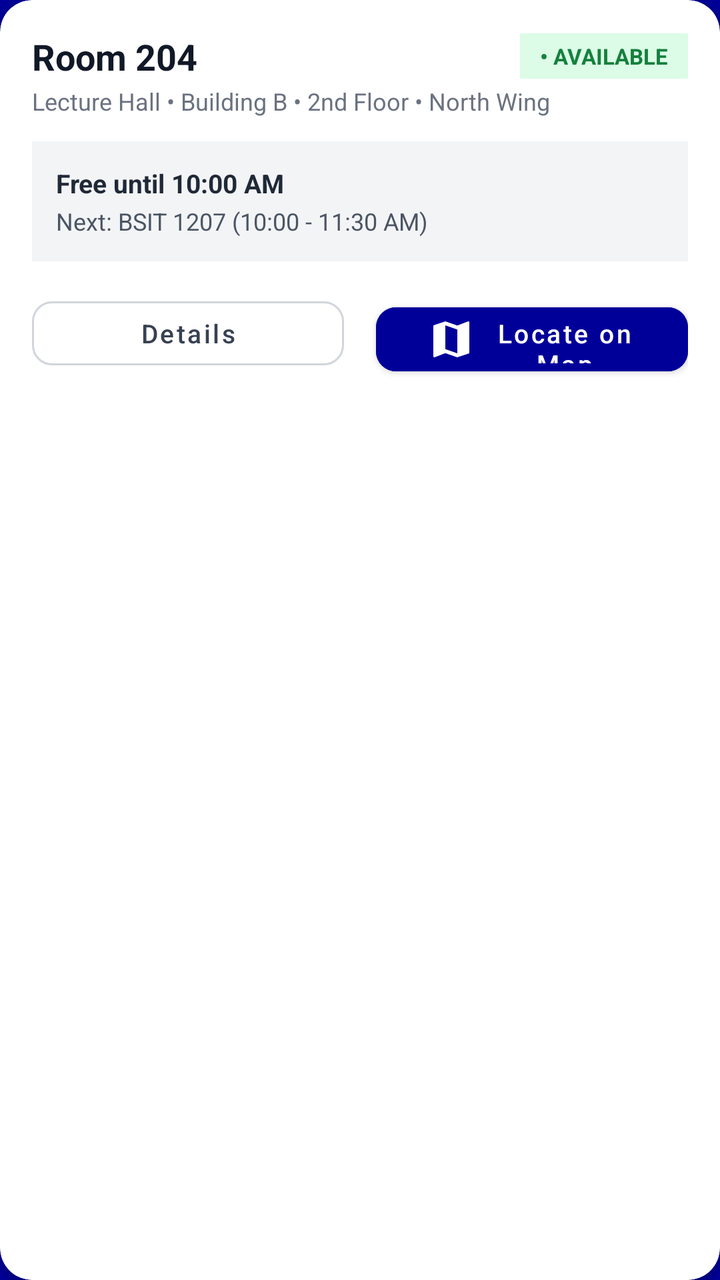
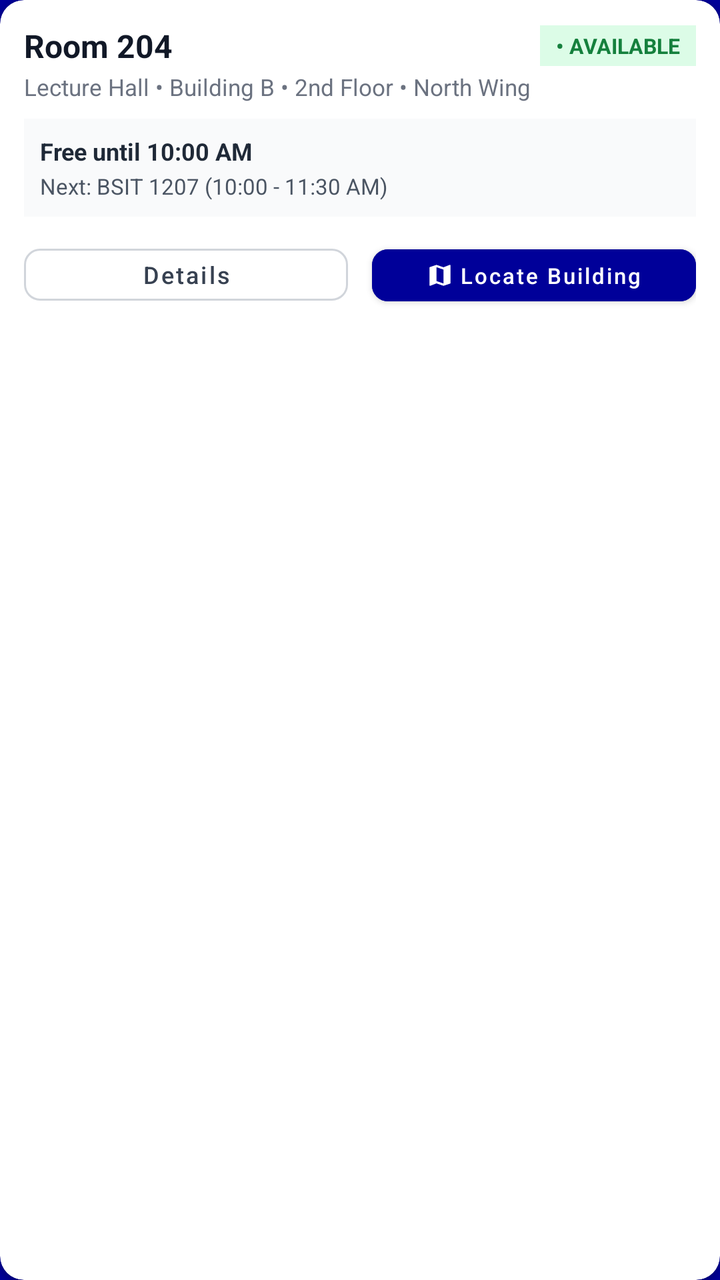

The first picture is an Android layout as it rendered before a commit; the second is the same layout after the commit. The layout source and the unified diff follow.
<!-- AndroidManifest.xml: application theme Theme.OOPProject -->
<!-- res/layout/item_classroom_card.xml -->
<?xml version="1.0" encoding="utf-8"?>
<com.google.android.material.card.MaterialCardView xmlns:android="http://schemas.android.com/apk/res/android"
    xmlns:app="http://schemas.android.com/apk/res-auto"
    android:layout_width="match_parent"
    android:layout_height="wrap_content"
    android:layout_marginBottom="14dp"
    app:cardBackgroundColor="#FFFFFF"
    app:cardCornerRadius="16dp"
    app:cardElevation="3dp"
    app:strokeWidth="0dp">

    <LinearLayout
        android:layout_width="match_parent"
        android:layout_height="wrap_content"
        android:orientation="vertical"
        android:padding="16dp">

        <LinearLayout
            android:layout_width="match_parent"
            android:layout_height="wrap_content"
            android:gravity="center_vertical"
            android:orientation="horizontal">

            <TextView
                android:id="@+id/tvRoomName"
                android:layout_width="0dp"
                android:layout_height="wrap_content"
                android:layout_weight="1"
                android:text="Room 204"
                android:textColor="#111827"
                android:textSize="18sp"
                android:textStyle="bold" />

            <TextView
                android:id="@+id/tvStatusBadge"
                android:layout_width="wrap_content"
                android:layout_height="wrap_content"
                android:background="#DCFCE7"
                android:paddingHorizontal="10dp"
                android:paddingVertical="4dp"
                android:text="• AVAILABLE"
                android:textColor="#15803D"
                android:textSize="11sp"
                android:textStyle="bold" />
        </LinearLayout>

        <TextView
            android:id="@+id/tvRoomSubtitle"
            android:layout_width="wrap_content"
            android:layout_height="wrap_content"
            android:layout_marginTop="2dp"
            android:text="Lecture Hall • Building B • 2nd Floor • North Wing"
            android:textColor="#6B7280"
            android:textSize="12sp" />

        
        <LinearLayout
            android:layout_width="match_parent"
            android:layout_height="wrap_content"
            android:layout_marginTop="12dp"
            android:background="#F3F4F6"
            android:orientation="vertical"
            android:padding="12dp">

            <TextView
                android:id="@+id/tvBannerTitle"
                android:layout_width="wrap_content"
                android:layout_height="wrap_content"
                android:text="Free until 10:00 AM"
                android:textColor="#1F2937"
                android:textSize="13sp"
                android:textStyle="bold" />

            <TextView
                android:id="@+id/tvBannerSubtitle"
                android:layout_width="wrap_content"
                android:layout_height="wrap_content"
                android:layout_marginTop="2dp"
                android:text="Next: BSIT 1207 (10:00 - 11:30 AM)"
                android:textColor="#4B5563"
                android:textSize="12sp" />
        </LinearLayout>

        
        <LinearLayout
            android:layout_width="match_parent"
            android:layout_height="wrap_content"
            android:layout_marginTop="14dp"
            android:orientation="horizontal">

            <com.google.android.material.button.MaterialButton
                android:id="@+id/btnDetails"
                style="@style/Widget.MaterialComponents.Button.OutlinedButton"
                android:layout_width="0dp"
                android:layout_height="44dp"
                android:layout_marginEnd="8dp"
                android:layout_weight="1"
                android:text="Details"
                android:textAllCaps="false"
                android:textColor="#374151"
                android:textSize="13sp"
                app:cornerRadius="10dp"
                app:strokeColor="#D1D5DB" />

            <com.google.android.material.button.MaterialButton
                android:id="@+id/btnLocateOnMap"
                android:layout_width="0dp"
                android:layout_height="44dp"
                android:layout_marginStart="8dp"
                android:layout_weight="1"
                android:backgroundTint="@color/dark_purple"
                android:text="Locate on Map"
                android:textAllCaps="false"
                android:textColor="#FFFFFF"
                android:textSize="13sp"
                app:cornerRadius="10dp"
                app:icon="@drawable/ic_map"
                app:iconGravity="textStart"
                app:iconTint="#FFFFFF" />
        </LinearLayout>
    </LinearLayout>
</com.google.android.material.card.MaterialCardView>
<!-- resources referenced by this layout -->
<resources>
  <color name="dark_purple">#FF000099</color>
  <!-- drawable ic_map (drawable) -->
  <vector xmlns:android="http://schemas.android.com/apk/res/android"
      android:width="24dp"
      android:height="24dp"
      android:viewportWidth="24"
      android:viewportHeight="24">
    <path
        android:fillColor="#FF000000"
        android:pathData="M20.5,3l-0.16,0.03L15,5.1 9,3 3.36,4.9C3.15,4.97 3,5.15 3,5.38V20.5c0,0.28 0.22,0.5 0.5,0.5l0.16,-0.03L9,18.9l6,2.1 5.64,-1.9c0.21,-0.07 0.36,-0.25 0.36,-0.48V3.5c0,-0.28 -0.22,-0.5 -0.5,-0.5zM15,19l-6,-2.11V5l6,2.11V19z"/>
  </vector>
  <style name="Theme.OOPProject" parent="Theme.MaterialComponents.Light.NoActionBar">
          
          <item name="colorPrimary">@color/purple_500</item>
          <item name="colorPrimaryVariant">@color/purple_700</item>
          <item name="colorOnPrimary">@color/white</item>
          
          <item name="colorSecondary">@color/teal_200</item>
          <item name="colorSecondaryVariant">@color/teal_700</item>
          <item name="colorOnSecondary">@color/black</item>
          
          <item name="android:statusBarColor">@color/dark_purple</item>
          
          <item name="android:windowBackground">@color/dark_purple</item>
          <item name="android:windowSplashScreenBackground" tools:targetApi="s">@color/dark_purple</item>
          <item name="android:windowSplashScreenAnimatedIcon" tools:targetApi="s">@drawable/app_logo</item>
      </style>
  <color name="purple_500">#FF6200EE</color>
  <color name="purple_700">#FF3700B3</color>
  <color name="white">#FFFFFFFF</color>
  <color name="teal_200">#FF03DAC5</color>
  <color name="teal_700">#FF018786</color>
  <color name="black">#FF000000</color>
  <!-- drawable app_logo: png bitmap (drawable, 403426 bytes) -->
</resources>

<!-- the commit's change to res/layout/item_classroom_card.xml (unified diff, before → after) -->
@@ -3,17 +3,17 @@
     xmlns:app="http://schemas.android.com/apk/res-auto"
     android:layout_width="match_parent"
     android:layout_height="wrap_content"
-    android:layout_marginBottom="14dp"
+    android:layout_marginBottom="8dp"
     app:cardBackgroundColor="#FFFFFF"
-    app:cardCornerRadius="16dp"
-    app:cardElevation="3dp"
+    app:cardCornerRadius="12dp"
+    app:cardElevation="2dp"
     app:strokeWidth="0dp">
 
     <LinearLayout
         android:layout_width="match_parent"
         android:layout_height="wrap_content"
         android:orientation="vertical"
-        android:padding="16dp">
+        android:padding="12dp">
 
         <LinearLayout
             android:layout_width="match_parent"
@@ -28,7 +28,7 @@
                 android:layout_weight="1"
                 android:text="Room 204"
                 android:textColor="#111827"
-                android:textSize="18sp"
+                android:textSize="16sp"
                 android:textStyle="bold" />
 
             <TextView
@@ -36,11 +36,11 @@
                 android:layout_width="wrap_content"
                 android:layout_height="wrap_content"
                 android:background="#DCFCE7"
-                android:paddingHorizontal="10dp"
-                android:paddingVertical="4dp"
+                android:paddingHorizontal="8dp"
+                android:paddingVertical="3dp"
                 android:text="• AVAILABLE"
                 android:textColor="#15803D"
-                android:textSize="11sp"
+                android:textSize="10.5sp"
                 android:textStyle="bold" />
         </LinearLayout>
 
@@ -51,16 +51,16 @@
             android:layout_marginTop="2dp"
             android:text="Lecture Hall • Building B • 2nd Floor • North Wing"
             android:textColor="#6B7280"
-            android:textSize="12sp" />
+            android:textSize="11.5sp" />
 
         
         <LinearLayout
             android:layout_width="match_parent"
             android:layout_height="wrap_content"
-            android:layout_marginTop="12dp"
-            android:background="#F3F4F6"
+            android:layout_marginTop="8dp"
+            android:background="#F9FAFB"
             android:orientation="vertical"
-            android:padding="12dp">
+            android:padding="8dp">
 
             <TextView
                 android:id="@+id/tvBannerTitle"
@@ -68,7 +68,7 @@
                 android:layout_height="wrap_content"
                 android:text="Free until 10:00 AM"
                 android:textColor="#1F2937"
-                android:textSize="13sp"
+                android:textSize="12sp"
                 android:textStyle="bold" />
 
             <TextView
@@ -78,44 +78,47 @@
                 android:layout_marginTop="2dp"
                 android:text="Next: BSIT 1207 (10:00 - 11:30 AM)"
                 android:textColor="#4B5563"
-                android:textSize="12sp" />
+                android:textSize="11sp" />
         </LinearLayout>
 
         
         <LinearLayout
             android:layout_width="match_parent"
             android:layout_height="wrap_content"
-            android:layout_marginTop="14dp"
+            android:layout_marginTop="10dp"
             android:orientation="horizontal">
 
             <com.google.android.material.button.MaterialButton
                 android:id="@+id/btnDetails"
                 style="@style/Widget.MaterialComponents.Button.OutlinedButton"
                 android:layout_width="0dp"
-                android:layout_height="44dp"
-                android:layout_marginEnd="8dp"
+                android:layout_height="38dp"
+                android:layout_marginEnd="6dp"
                 android:layout_weight="1"
                 android:text="Details"
                 android:textAllCaps="false"
                 android:textColor="#374151"
-                android:textSize="13sp"
-                app:cornerRadius="10dp"
+                android:textSize="12sp"
+                app:cornerRadius="8dp"
                 app:strokeColor="#D1D5DB" />
 
             <com.google.android.material.button.MaterialButton
                 android:id="@+id/btnLocateOnMap"
                 android:layout_width="0dp"
-                android:layout_height="44dp"
-                android:layout_marginStart="8dp"
+                android:layout_height="38dp"
+                android:layout_marginStart="6dp"
                 android:layout_weight="1"
+                android:paddingHorizontal="4dp"
                 android:backgroundTint="@color/dark_purple"
-                android:text="Locate on Map"
+                android:text="Locate Building"
                 android:textAllCaps="false"
                 android:textColor="#FFFFFF"
-                android:textSize="13sp"
-                app:cornerRadius="10dp"
+                android:textSize="11sp"
+                app:cornerRadius="8dp"
                 app:icon="@drawable/ic_map"
                 app:iconGravity="textStart"
+                app:iconPadding="3dp"
+                app:iconSize="14dp"
                 app:iconTint="#FFFFFF" />
         </LinearLayout>
     </LinearLayout>
